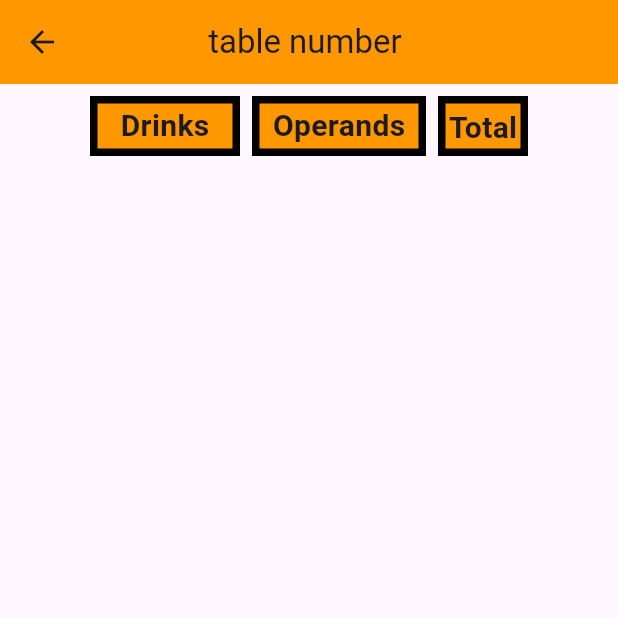
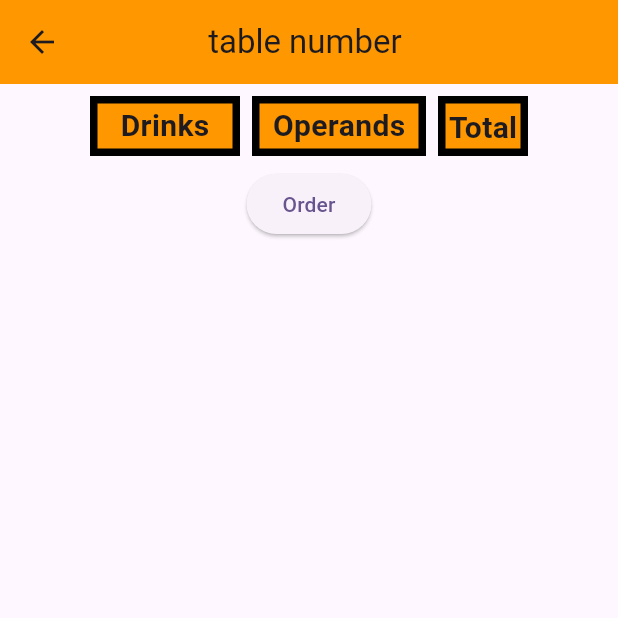
Before and after one commit to bogbrz/restaurantapp, a Flutter app: the TableScreenPage screen opened directly with empty values, on a phone screen of 412 x 824 dp, the top half of it. Run offline on Flutter 3.47's test engine with Material 2 defaults, Android fonts, the phone set to English and light mode, and no system bars; our stand-ins replace bloc, cloud_firestore, firebase_auth, firebase_core, flutter_bloc; accounts and stored records are empty.

Commit message:
Add elevated button

```diff
--- a/lib/app/features/tables_page_content/pages/tablecontentpage/tables_screenpage.dart
+++ b/lib/app/features/tables_page_content/pages/tablecontentpage/tables_screenpage.dart
@@ -183,7 +183,13 @@ class _TableScreenPageState extends State<TableScreenPage> {
                       ],
                     ),
                   ),
-                ]
+                ],
+                Column(
+                  children: [
+                    ElevatedButton(
+                        onPressed: () {}, child: const Text("Order")),
+                  ],
+                )
               ],
             );
           },
```
